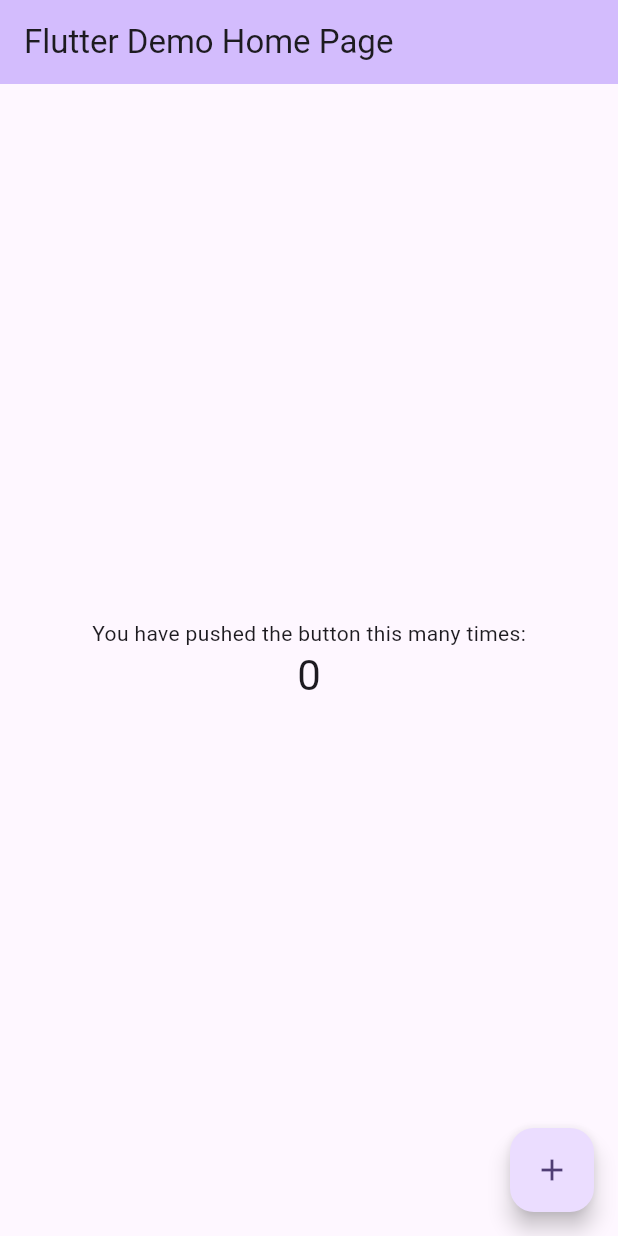
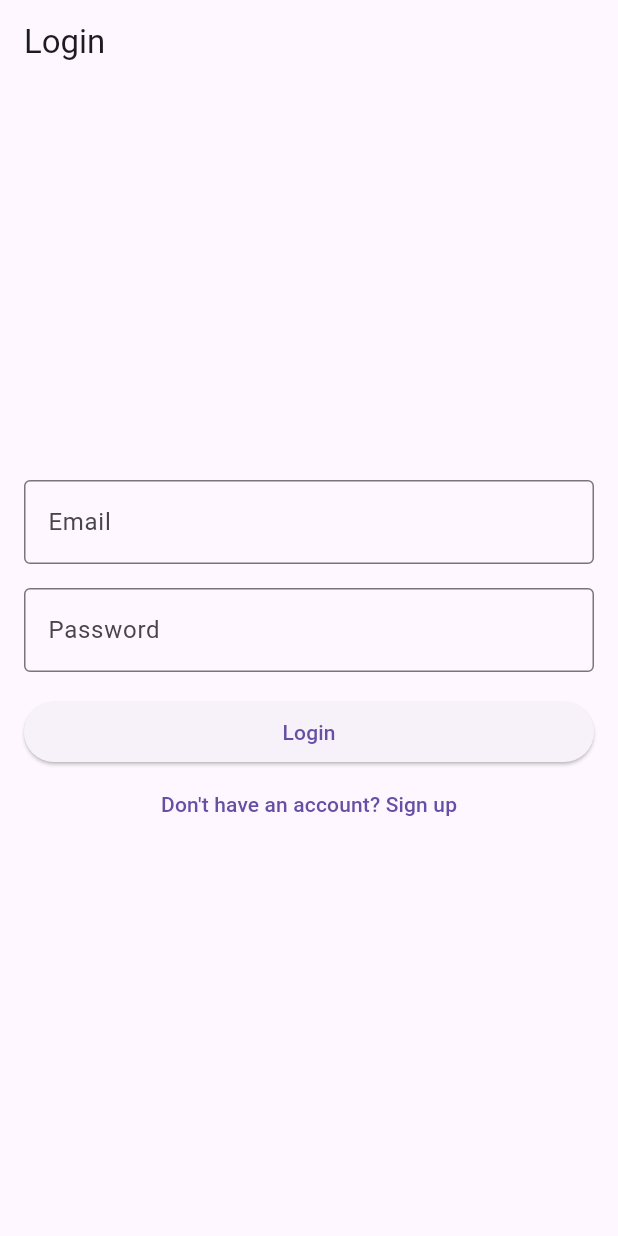
Before and after one commit to Fortnk/flutter_payment_app, a Flutter app: the screen it shows after launch, on a phone screen of 412 x 824 dp. Run offline on Flutter 3.47's test engine with Material 3 defaults, Android fonts, the light colour scheme and no system bars.

```diff
--- /dev/null
+++ b/lib/Component/LoginScreen.dart
@@ -0,0 +1,50 @@
+import 'package:flutter/material.dart';
+
+class LoginScreen extends StatelessWidget {
+  const LoginScreen({super.key});
+
+  @override
+  Widget build(BuildContext context) {
+    return Scaffold(
+      appBar: AppBar(
+        title: const Text('Login'),
+      ),
+      body: Padding(
+        padding: const EdgeInsets.all(16.0),
+        child: Column(
+          mainAxisAlignment: MainAxisAlignment.center,
+          crossAxisAlignment: CrossAxisAlignment.stretch,
+          children: [
+            TextField(
+              decoration: const InputDecoration(
+                labelText: 'Email',
+                border: OutlineInputBorder(),
+              ),
+            ),
+            const SizedBox(height: 16),
+            TextField(
+              decoration: const InputDecoration(
+                labelText: 'Password',
+                border: OutlineInputBorder(),
+              ),
+              obscureText: true,
+            ),
+            const SizedBox(height: 16),
+            ElevatedButton(
+              onPressed: () {
+                Navigator.pushReplacementNamed(context, '/home');
+              },
+              child: const Text('Login'),
+            ),
+            TextButton(
+              onPressed: () {
+                Navigator.pushNamed(context, '/signup');
+              },
+              child: const Text('Don\'t have an account? Sign up'),
+            ),
+          ],
+        ),
+      ),
+    );
+  }
+}
--- a/lib/main.dart
+++ b/lib/main.dart
@@ -1,125 +1,29 @@
+// main.dart
 import 'package:flutter/material.dart';
+import 'package:flutter_payment_app/Component/LoginScreen.dart';
+import 'package:flutter_payment_app/Component/SignupScreen.dart';
+import 'package:flutter_payment_app/Component/HomeScreen.dart';
 
 void main() {
-  runApp(const MyApp());
+  runApp(const PaymentApp());
 }
 
-class MyApp extends StatelessWidget {
-  const MyApp({super.key});
+class PaymentApp extends StatelessWidget {
+  const PaymentApp({super.key});
 
-  // This widget is the root of your application.
   @override
   Widget build(BuildContext context) {
     return MaterialApp(
-      title: 'Flutter Demo',
+      title: 'Payment App',
       theme: ThemeData(
-        // This is the theme of your application.
-        //
-        // TRY THIS: Try running your application with "flutter run". You'll see
-        // the application has a purple toolbar. Then, without quitting the app,
-        // try changing the seedColor in the colorScheme below to Colors.green
-        // and then invoke "hot reload" (save your changes or press the "hot
-        // reload" button in a Flutter-supported IDE, or press "r" if you used
-        // the command line to start the app).
-        //
-        // Notice that the counter didn't reset back to zero; the application
-        // state is not lost during the reload. To reset the state, use hot
-        // restart instead.
-        //
-        // This works for code too, not just values: Most code changes can be
-        // tested with just a hot reload.
-        colorScheme: ColorScheme.fromSeed(seedColor: Colors.deepPurple),
-        useMaterial3: true,
+        primarySwatch: Colors.blue,
       ),
-      home: const MyHomePage(title: 'Flutter Demo Home Page'),
+      initialRoute: '/login',
+      routes: {
+        '/login': (context) => const LoginScreen(),
+        '/signup': (context) => const SignupScreen(),
+        '/home': (context) => const HomeScreen(),
+      },
     );
   }
 }
-
-class MyHomePage extends StatefulWidget {
-  const MyHomePage({super.key, required this.title});
-
-  // This widget is the home page of your application. It is stateful, meaning
-  // that it has a State object (defined below) that contains fields that affect
-  // how it looks.
-
-  // This class is the configuration for the state. It holds the values (in this
-  // case the title) provided by the parent (in this case the App widget) and
-  // used by the build method of the State. Fields in a Widget subclass are
-  // always marked "final".
-
-  final String title;
-
-  @override
-  State<MyHomePage> createState() => _MyHomePageState();
-}
-
-class _MyHomePageState extends State<MyHomePage> {
-  int _counter = 0;
-
-  void _incrementCounter() {
-    setState(() {
-      // This call to setState tells the Flutter framework that something has
-      // changed in this State, which causes it to rerun the build method below
-      // so that the display can reflect the updated values. If we changed
-      // _counter without calling setState(), then the build method would not be
-      // called again, and so nothing would appear to happen.
-      _counter++;
-    });
-  }
-
-  @override
-  Widget build(BuildContext context) {
-    // This method is rerun every time setState is called, for instance as done
-    // by the _incrementCounter method above.
-    //
-    // The Flutter framework has been optimized to make rerunning build methods
-    // fast, so that you can just rebuild anything that needs updating rather
-    // than having to individually change instances of widgets.
-    return Scaffold(
-      appBar: AppBar(
-        // TRY THIS: Try changing the color here to a specific color (to
-        // Colors.amber, perhaps?) and trigger a hot reload to see the AppBar
-        // change color while the other colors stay the same.
-        backgroundColor: Theme.of(context).colorScheme.inversePrimary,
-        // Here we take the value from the MyHomePage object that was created by
-        // the App.build method, and use it to set our appbar title.
-        title: Text(widget.title),
-      ),
-      body: Center(
-        // Center is a layout widget. It takes a single child and positions it
-        // in the middle of the parent.
-        child: Column(
-          // Column is also a layout widget. It takes a list of children and
-          // arranges them vertically. By default, it sizes itself to fit its
-          // children horizontally, and tries to be as tall as its parent.
-          //
-          // Column has various properties to control how it sizes itself and
-          // how it positions its children. Here we use mainAxisAlignment to
-          // center the children vertically; the main axis here is the vertical
-          // axis because Columns are vertical (the cross axis would be
-          // horizontal).
-          //
-          // TRY THIS: Invoke "debug painting" (choose the "Toggle Debug Paint"
-          // action in the IDE, or press "p" in the console), to see the
-          // wireframe for each widget.
-          mainAxisAlignment: MainAxisAlignment.center,
-          children: <Widget>[
-            const Text(
-              'You have pushed the button this many times:',
-            ),
-            Text(
-              '$_counter',
-              style: Theme.of(context).textTheme.headlineMedium,
-            ),
-          ],
-        ),
-      ),
-      floatingActionButton: FloatingActionButton(
-        onPressed: _incrementCounter,
-        tooltip: 'Increment',
-        child: const Icon(Icons.add),
-      ), // This trailing comma makes auto-formatting nicer for build methods.
-    );
-  }
-}
```
Also changed, not shown: lib/Component/HomeScreen.dart (added, +30 -0 lines), lib/Component/SignupScreen.dart (added, +52 -0 lines), 1 other file.
